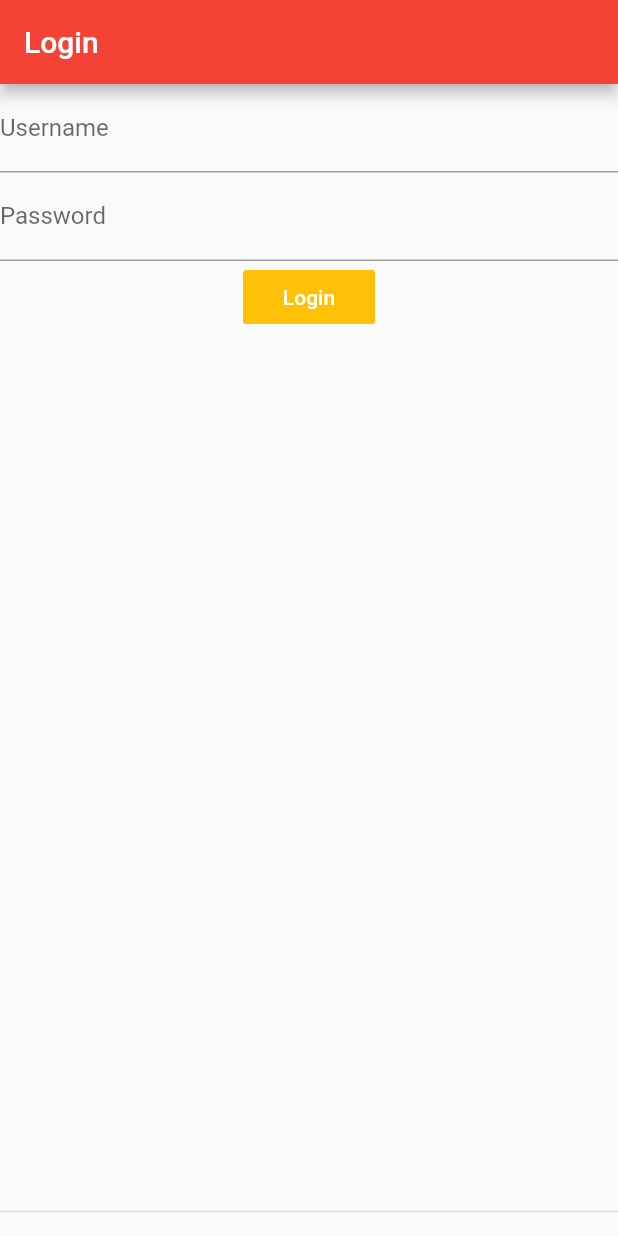
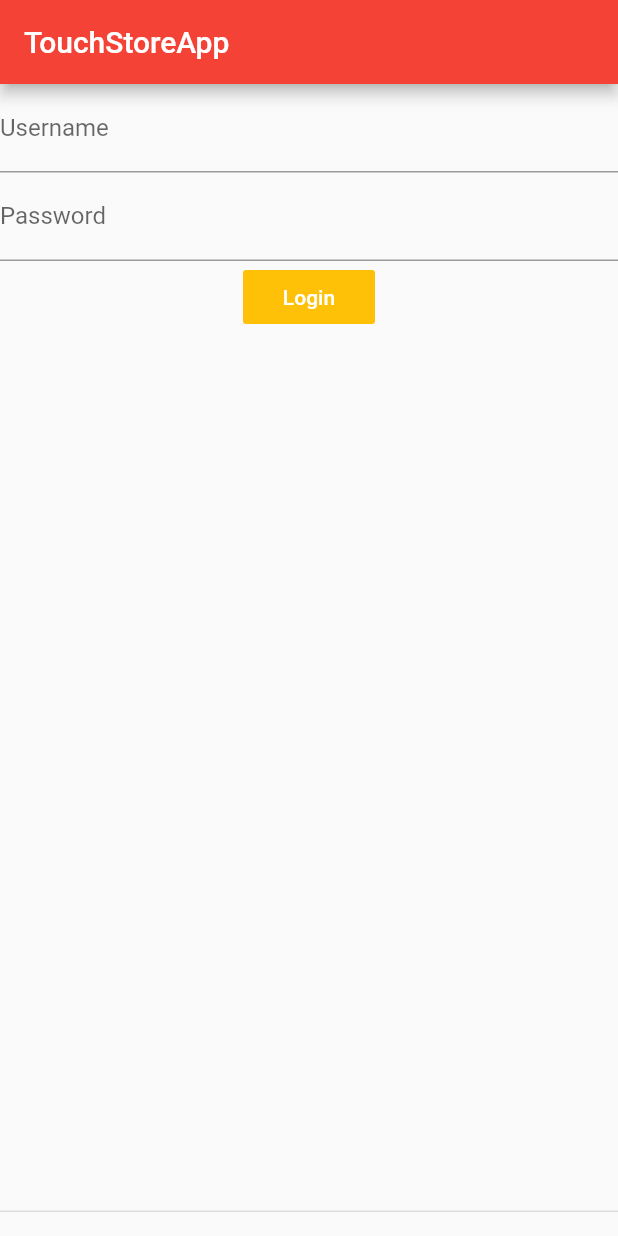
Before and after one commit to udayaraj5193/flutterpackage, a Flutter app: the screen it shows after launch, on a phone screen of 412 x 824 dp. Run offline on Flutter 3.47's test engine with Material 2 defaults, Android fonts, the phone set to English and light mode, and no system bars.

Commit message:
third commit

```diff
--- a/lib/login/login1.dart
+++ b/lib/login/login1.dart
@@ -26,7 +26,7 @@ class login1 extends State<Login1> {
   Widget build(BuildContext context) {
     return Scaffold(
       appBar: AppBar(
-        title: Text("Login"),
+        title: Text("TouchStoreApp"),
         backgroundColor: Colors.black,
       ),
       body: Column(
--- a/lib/login/login2.dart
+++ b/lib/login/login2.dart
@@ -26,7 +26,7 @@ class login2 extends State<Login2> {
   Widget build(BuildContext context) {
     return Scaffold(
       appBar: AppBar(
-        title: Text("Login"),
+        title: Text("TouchStoreApp"),
         backgroundColor: Colors.red,
       ),
       body: Column(
```
